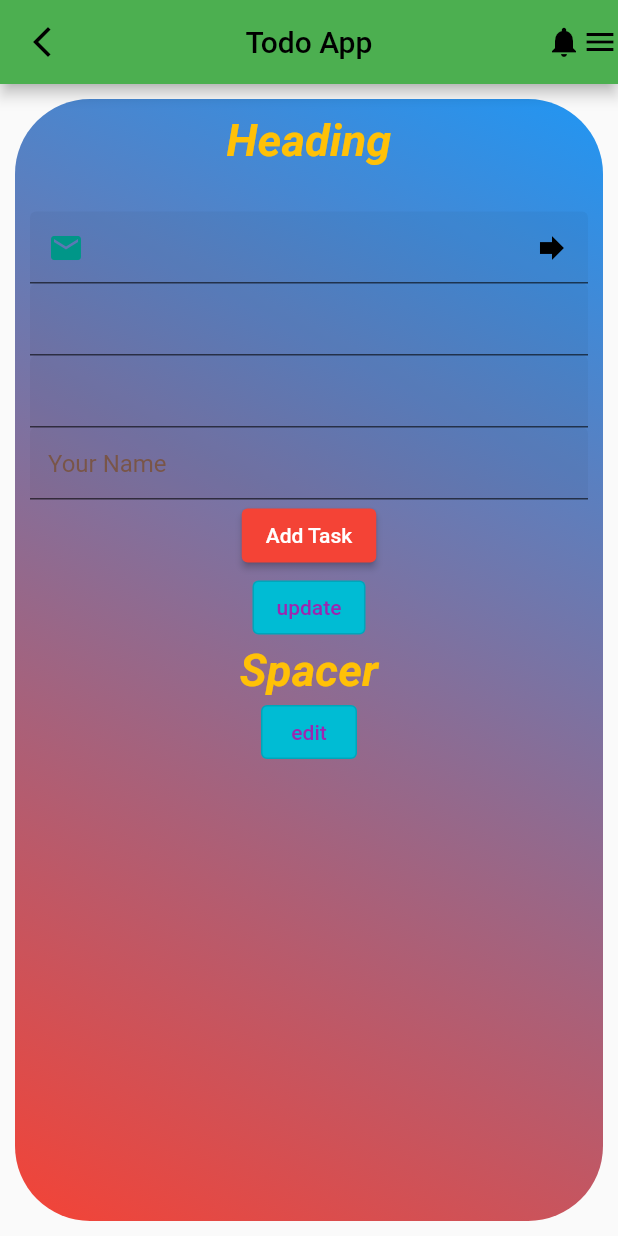
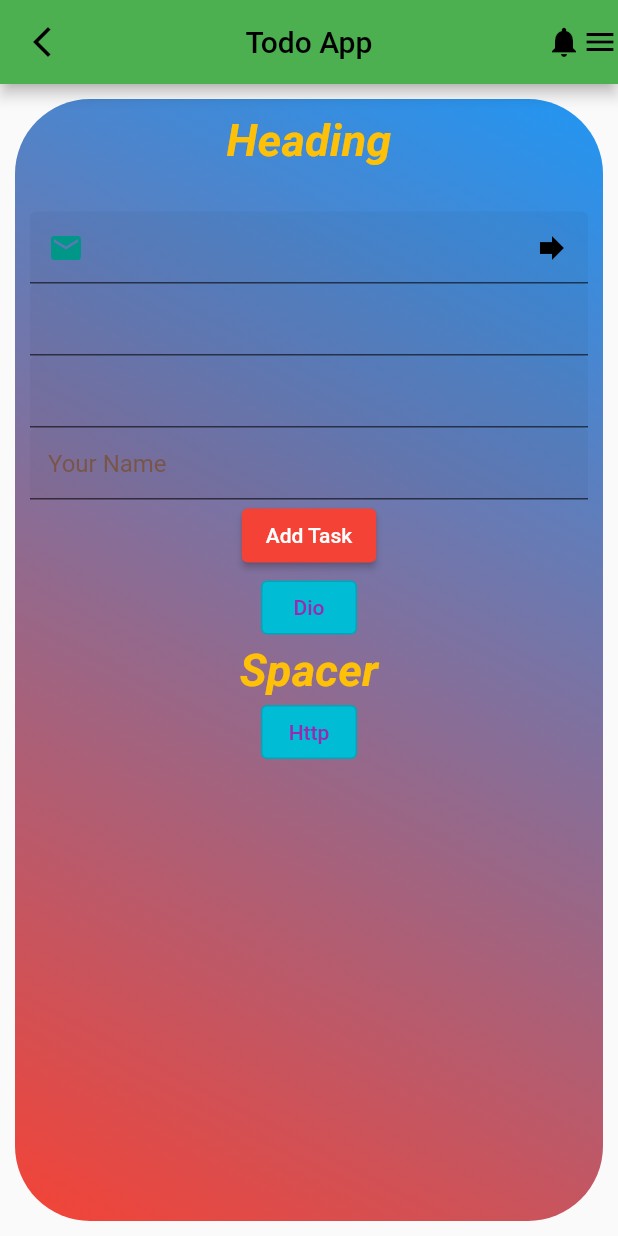
Before and after one commit to MuhammadHaris55/flutter-beginners-tutorial, a Flutter app: the screen it shows after launch, on a phone screen of 412 x 824 dp. Run offline on Flutter 3.47's test engine with Material 2 defaults, Android fonts, the phone set to English and light mode, and no system bars; our stand-ins replace dio.

Commit message:
api trigger/integeration through http and dio package

```diff
--- a/lib/main.dart
+++ b/lib/main.dart
@@ -3,7 +3,8 @@ import 'package:flutter/services.dart';
 import 'package:myapp/common/submit_button.dart';
 import 'package:myapp/routing/app_router.dart';
 import 'package:myapp/second_screen.dart';
-
+import 'package:http/http.dart' as http;
+import 'package:dio/dio.dart';
 import 'common/heading.dart';
 
 void main() {
@@ -94,6 +95,35 @@ class _MyHomePageState extends State<MyHomePage> {
   ];
 
   final _formKey = GlobalKey<FormState>();
+
+  final dio = Dio();
+
+  void apiIntegerationDio() async {
+    try {
+      // final response = await dio.get('https://api.publicapis.org/entries');
+      final response = await dio.get('https://reqres.in/api/users/2');
+      print('dio response == ${response.data}');
+    } catch (e) {
+      print('exception ${e.toString()}');
+    }
+  }
+
+  apiIntegerationHttp() async {
+    var url = Uri.https('reqres.in', 'api/users/2');
+    // var url = Uri.https('api.publicapis.org', 'entries');
+    try {
+      http.Response response = await http.get(
+        url,
+        // Uri.parse('https://api.publicapis.org/entries/'),
+        // Uri.parse('https://reqres.in/api/users/2'),
+      );
+      print('http response == ${response.body.toString()}');
+    } catch (e) {
+      print('exception ' + e.toString());
+    }
+    // print('Response status: ${response.statusCode}');
+    // print('Response body: ${response.body}');
+  }
 
   @override
   Widget build(BuildContext context) {
@@ -208,20 +238,22 @@ class _MyHomePageState extends State<MyHomePage> {
               //   child: const Text('update'),
               // ),
               SubmitButton(
-                  text: 'update',
-                  onpressHandler: () {
-                    print('working');
-                    Navigator.push(
-                      context,
-                      MaterialPageRoute(
-                        builder: (context) => const SecondScreen(),
-                      ),
-                    );
-                  }),
+                text: 'Dio',
+                onpressHandler: apiIntegerationDio,
+                // () {
+                //   print('working');
+                //   Navigator.push(
+                //     context,
+                //     MaterialPageRoute(
+                //       builder: (context) => const SecondScreen(),
+                //     ),
+                //   );
+                // }
+              ),
               Heading(text: 'Spacer'),
               SubmitButton(
-                text: 'edit',
-                onpressHandler: () {},
+                text: 'Http',
+                onpressHandler: apiIntegerationHttp,
               ),
               const SizedBox(height: 40),
 
--- a/pubspec.yaml
+++ b/pubspec.yaml
@@ -35,6 +35,9 @@ dependencies:
   # The following adds the Cupertino Icons font to your application.
   # Use with the CupertinoIcons class for iOS style icons.
   cupertino_icons: ^1.0.2
+  # http: ^1.1.2
+  http: ^0.13.5
+  dio: ^5.4.0
 
 dev_dependencies:
   flutter_test:
```
Also changed, not shown: pubspec.lock, 1 other file.
